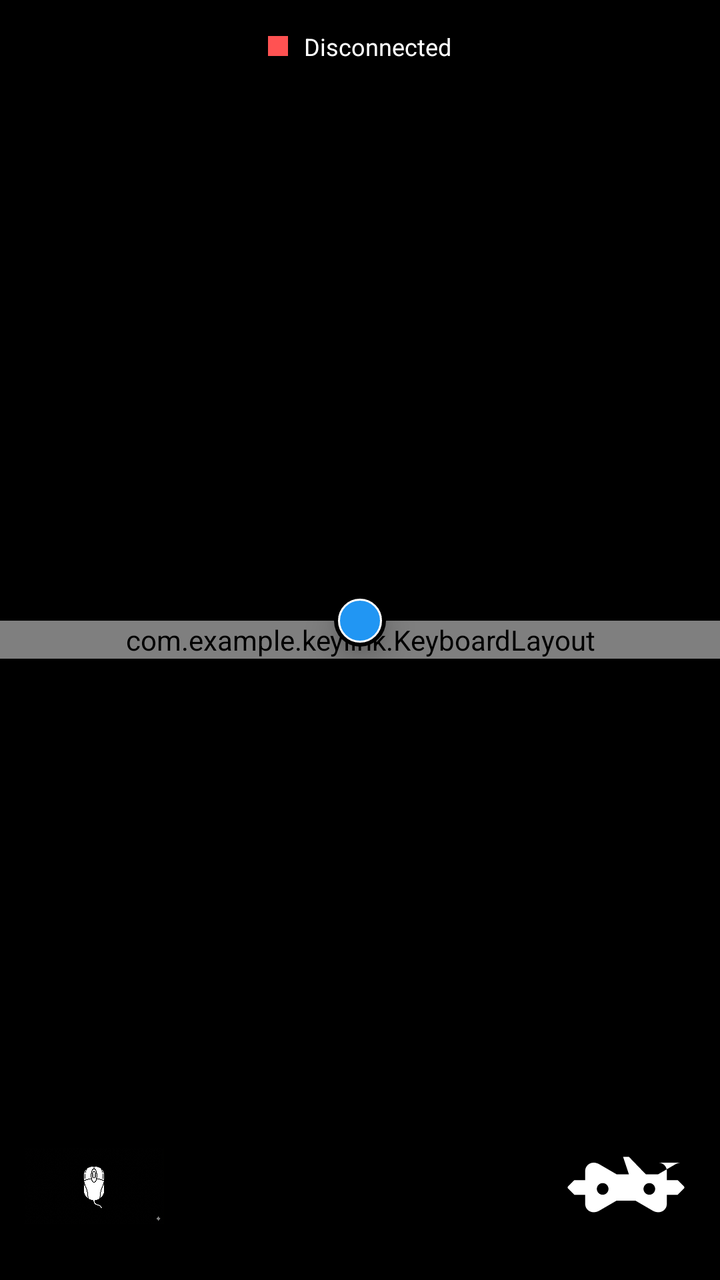
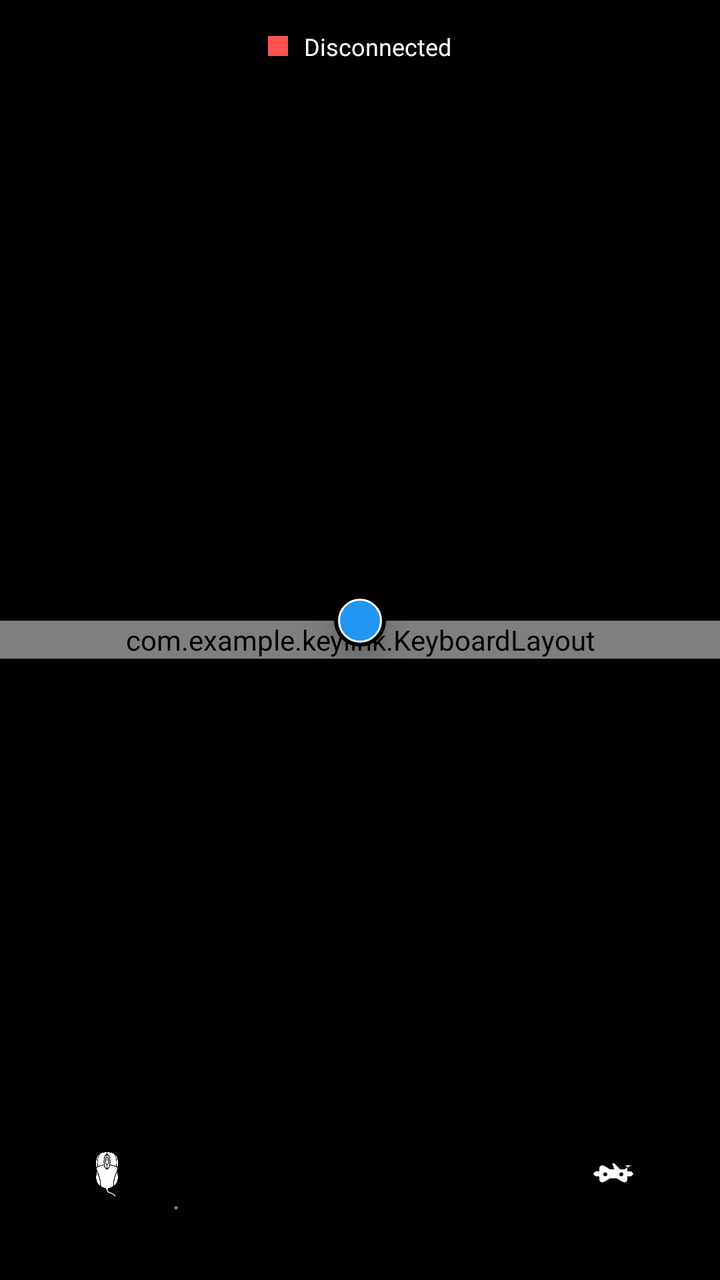

Compare the two renders of this Android layout. The source of the first and the diff that turns it into the second are given below.
<!-- AndroidManifest.xml: application theme Theme.KeyLink -->
<!-- res/layout/activity_keyboard.xml -->
<?xml version="1.0" encoding="utf-8"?>
<FrameLayout xmlns:android="http://schemas.android.com/apk/res/android"
    xmlns:app="http://schemas.android.com/apk/res-auto"
    android:layout_width="match_parent"
    android:layout_height="match_parent"
    android:background="#000000">

    
    <View
        android:id="@+id/trackpadView"
        android:layout_width="match_parent"
        android:layout_height="match_parent" />

    <com.example.keylink.KeyboardLayout
        android:id="@+id/keyboardContainer"
        android:layout_width="match_parent"
        android:layout_height="wrap_content"
        android:layout_gravity="center"
        android:splitMotionEvents="true">

        
        <Button android:text="Esc" style="@style/KeyStyle" app:layout_rowIndex="0" app:layout_widthMultiplier="1.0"/>
        <Button android:text="F1" style="@style/KeyStyle" app:layout_rowIndex="0" app:layout_widthMultiplier="1.0"/>
        <Button android:text="F2" style="@style/KeyStyle" app:layout_rowIndex="0" app:layout_widthMultiplier="1.0"/>
        <Button android:text="F3" style="@style/KeyStyle" app:layout_rowIndex="0" app:layout_widthMultiplier="1.0"/>
        <Button android:text="F4" style="@style/KeyStyle" app:layout_rowIndex="0" app:layout_widthMultiplier="1.0"/>
        <Button android:text="F5" style="@style/KeyStyle" app:layout_rowIndex="0" app:layout_widthMultiplier="1.0"/>
        <Button android:text="F6" style="@style/KeyStyle" app:layout_rowIndex="0" app:layout_widthMultiplier="1.0"/>
        <Button android:text="F7" style="@style/KeyStyle" app:layout_rowIndex="0" app:layout_widthMultiplier="1.0"/>
        <Button android:text="F8" style="@style/KeyStyle" app:layout_rowIndex="0" app:layout_widthMultiplier="1.0"/>
        <Button android:text="F9" style="@style/KeyStyle" app:layout_rowIndex="0" app:layout_widthMultiplier="1.0"/>
        <Button android:text="F10" style="@style/KeyStyle" app:layout_rowIndex="0" app:layout_widthMultiplier="1.0"/>
        <Button android:text="F11" style="@style/KeyStyle" app:layout_rowIndex="0" app:layout_widthMultiplier="1.0"/>
        <Button android:text="F12" style="@style/KeyStyle" app:layout_rowIndex="0" app:layout_widthMultiplier="1.0"/>
        <Button android:text="PrtSc" style="@style/KeyStyle" app:layout_rowIndex="0" app:layout_widthMultiplier="1.0"/>
        <Button android:text="Ins" style="@style/KeyStyle" app:layout_rowIndex="0" app:layout_widthMultiplier="1.0"/>
        <Button android:text="Del" style="@style/KeyStyle" app:layout_rowIndex="0" app:layout_widthMultiplier="1.0"/>

        
        <Button android:text="~" style="@style/KeyStyle" app:layout_rowIndex="1" app:layout_widthMultiplier="1.0"/>
        <Button android:text="1" style="@style/KeyStyle" app:layout_rowIndex="1" app:layout_widthMultiplier="1.0"/>
        <Button android:text="2" style="@style/KeyStyle" app:layout_rowIndex="1" app:layout_widthMultiplier="1.0"/>
        <Button android:text="3" style="@style/KeyStyle" app:layout_rowIndex="1" app:layout_widthMultiplier="1.0"/>
        <Button android:text="4" style="@style/KeyStyle" app:layout_rowIndex="1" app:layout_widthMultiplier="1.0"/>
        <Button android:text="5" style="@style/KeyStyle" app:layout_rowIndex="1" app:layout_widthMultiplier="1.0"/>
        <Button android:text="6" style="@style/KeyStyle" app:layout_rowIndex="1" app:layout_widthMultiplier="1.0"/>
        <Button android:text="7" style="@style/KeyStyle" app:layout_rowIndex="1" app:layout_widthMultiplier="1.0"/>
        <Button android:text="8" style="@style/KeyStyle" app:layout_rowIndex="1" app:layout_widthMultiplier="1.0"/>
        <Button android:text="9" style="@style/KeyStyle" app:layout_rowIndex="1" app:layout_widthMultiplier="1.0"/>
        <Button android:text="0" style="@style/KeyStyle" app:layout_rowIndex="1" app:layout_widthMultiplier="1.0"/>
        <Button android:text="-" style="@style/KeyStyle" app:layout_rowIndex="1" app:layout_widthMultiplier="1.0"/>
        <Button android:text="=" style="@style/KeyStyle" app:layout_rowIndex="1" app:layout_widthMultiplier="1.0"/>
        <Button android:text="Backspace" style="@style/KeyStyle" app:layout_rowIndex="1" app:layout_widthMultiplier="1.85"/>

        
        <Button android:text="Tab" style="@style/KeyStyle" app:layout_rowIndex="2" app:layout_widthMultiplier="1.55"/>
        <Button android:text="Q" style="@style/KeyStyle" app:layout_rowIndex="2" app:layout_widthMultiplier="1.0"/>
        <Button android:text="W" style="@style/KeyStyle" app:layout_rowIndex="2" app:layout_widthMultiplier="1.0"/>
        <Button android:text="E" style="@style/KeyStyle" app:layout_rowIndex="2" app:layout_widthMultiplier="1.0"/>
        <Button android:text="R" style="@style/KeyStyle" app:layout_rowIndex="2" app:layout_widthMultiplier="1.0"/>
        <Button android:text="T" style="@style/KeyStyle" app:layout_rowIndex="2" app:layout_widthMultiplier="1.0"/>
        <Button android:text="Y" style="@style/KeyStyle" app:layout_rowIndex="2" app:layout_widthMultiplier="1.0"/>
        <Button android:text="U" style="@style/KeyStyle" app:layout_rowIndex="2" app:layout_widthMultiplier="1.0"/>
        <Button android:text="I" style="@style/KeyStyle" app:layout_rowIndex="2" app:layout_widthMultiplier="1.0"/>
        <Button android:text="O" style="@style/KeyStyle" app:layout_rowIndex="2" app:layout_widthMultiplier="1.0"/>
        <Button android:text="P" style="@style/KeyStyle" app:layout_rowIndex="2" app:layout_widthMultiplier="1.0"/>
        <Button android:text="[" style="@style/KeyStyle" app:layout_rowIndex="2" app:layout_widthMultiplier="1.0"/>
        <Button android:text="]" style="@style/KeyStyle" app:layout_rowIndex="2" app:layout_widthMultiplier="1.0"/>
        <Button android:text="\\" style="@style/KeyStyle" app:layout_rowIndex="2" app:layout_widthMultiplier="1.5"/>

        
        <FrameLayout
            android:layout_width="0dp"
            android:layout_height="0dp"
            app:layout_rowIndex="3"
            app:layout_widthMultiplier="1.85">
            <Button android:id="@+id/key_caps" android:text="Caps" style="@style/KeyStyle" android:layout_width="match_parent" android:layout_height="match_parent"/>
            <View
                android:id="@+id/caps_status_dot"
                android:layout_width="6dp"
                android:layout_height="6dp"
                android:layout_gravity="top|start"
                android:layout_margin="6dp"
                android:background="#00FF00"
                android:visibility="gone"/>
        </FrameLayout>
        <Button android:text="A" style="@style/KeyStyle" app:layout_rowIndex="3" app:layout_widthMultiplier="1.0"/>
        <Button android:text="S" style="@style/KeyStyle" app:layout_rowIndex="3" app:layout_widthMultiplier="1.0"/>
        <Button android:text="D" style="@style/KeyStyle" app:layout_rowIndex="3" app:layout_widthMultiplier="1.0"/>
        <Button android:text="F" style="@style/KeyStyle" app:layout_rowIndex="3" app:layout_widthMultiplier="1.0"/>
        <Button android:text="G" style="@style/KeyStyle" app:layout_rowIndex="3" app:layout_widthMultiplier="1.0"/>
        <Button android:text="H" style="@style/KeyStyle" app:layout_rowIndex="3" app:layout_widthMultiplier="1.0"/>
        <Button android:text="J" style="@style/KeyStyle" app:layout_rowIndex="3" app:layout_widthMultiplier="1.0"/>
        <Button android:text="K" style="@style/KeyStyle" app:layout_rowIndex="3" app:layout_widthMultiplier="1.0"/>
        <Button android:text="L" style="@style/KeyStyle" app:layout_rowIndex="3" app:layout_widthMultiplier="1.0"/>
        <Button android:text=";" style="@style/KeyStyle" app:layout_rowIndex="3" app:layout_widthMultiplier="1.0"/>
        <Button android:text="'" style="@style/KeyStyle" app:layout_rowIndex="3" app:layout_widthMultiplier="1.0"/>
        <Button android:text="Enter" style="@style/KeyStyle" app:layout_rowIndex="3" app:layout_widthMultiplier="1.9"/>

        
        <Button android:text="Shift" style="@style/KeyStyle" app:layout_rowIndex="4" app:layout_widthMultiplier="1.95"/>
        <Button android:text="Z" style="@style/KeyStyle" app:layout_rowIndex="4" app:layout_widthMultiplier="1.0"/>
        <Button android:text="X" style="@style/KeyStyle" app:layout_rowIndex="4" app:layout_widthMultiplier="1.0"/>
        <Button android:text="C" style="@style/KeyStyle" app:layout_rowIndex="4" app:layout_widthMultiplier="1.0"/>
        <Button android:text="V" style="@style/KeyStyle" app:layout_rowIndex="4" app:layout_widthMultiplier="1.0"/>
        <Button android:text="B" style="@style/KeyStyle" app:layout_rowIndex="4" app:layout_widthMultiplier="1.0"/>
        <Button android:text="N" style="@style/KeyStyle" app:layout_rowIndex="4" app:layout_widthMultiplier="1.0"/>
        <Button android:text="M" style="@style/KeyStyle" app:layout_rowIndex="4" app:layout_widthMultiplier="1.0"/>
        <Button android:text="," style="@style/KeyStyle" app:layout_rowIndex="4" app:layout_widthMultiplier="1.0"/>
        <Button android:text="." style="@style/KeyStyle" app:layout_rowIndex="4" app:layout_widthMultiplier="1.0"/>
        <Button android:text="/" style="@style/KeyStyle" app:layout_rowIndex="4" app:layout_widthMultiplier="1.0"/>
        <Button android:text="Shift" style="@style/KeyStyle" app:layout_rowIndex="4" app:layout_widthMultiplier="1.0"/>
        <Button android:text="↑" style="@style/NavKeyStyle" app:layout_rowIndex="4" app:layout_widthMultiplier="1.0"/>

        
        <Button android:text="Ctrl" style="@style/KeyStyle" app:layout_rowIndex="5" app:layout_widthMultiplier="1.2"/>
        <Button android:text="Fn" style="@style/KeyStyle" app:layout_rowIndex="5" app:layout_widthMultiplier="1.15"/>
        <Button android:text="Win" style="@style/KeyStyle" app:layout_rowIndex="5" app:layout_widthMultiplier="1.2"/>
        <Button android:text="Alt" style="@style/KeyStyle" app:layout_rowIndex="5" app:layout_widthMultiplier="1.2"/>
        <Button android:text=" " style="@style/KeyStyle" app:layout_rowIndex="5" app:layout_widthMultiplier="4.9"/>
        <Button android:text="Alt" style="@style/KeyStyle" app:layout_rowIndex="5" app:layout_widthMultiplier="1.2"/>
        <Button android:text="Ctrl" style="@style/KeyStyle" app:layout_rowIndex="5" app:layout_widthMultiplier="1.2"/>
        <Button android:text="←" style="@style/NavKeyStyle" app:layout_rowIndex="5" app:layout_widthMultiplier="1.0"/>
        <Button android:text="↓" style="@style/NavKeyStyle" app:layout_rowIndex="5" app:layout_widthMultiplier="1.0"/>
        <Button android:text="→" style="@style/NavKeyStyle" app:layout_rowIndex="5" app:layout_widthMultiplier="1.0"/>

    </com.example.keylink.KeyboardLayout>

    
    <View
        android:id="@+id/trackpoint"
        android:layout_width="26dp"
        android:layout_height="26dp"
        android:background="@drawable/trackpoint_bg"
        android:layout_gravity="center"
        android:layout_marginTop="-10dp"
        android:elevation="10dp" />

    
    <ImageButton
        android:id="@+id/btnSwitchTrackpad"
        android:layout_width="70dp"
        android:layout_height="70dp"
        android:layout_gravity="bottom|left"
        android:layout_margin="12dp"
        android:background="@android:color/transparent"
        app:srcCompat="@drawable/mouse_icon"
        android:scaleType="fitCenter"
        android:elevation="15dp"
        android:contentDescription="Switch to Trackpad"/>

    <ImageButton
        android:id="@+id/btnSwitchGamepad"
        android:layout_width="70dp"
        android:layout_height="70dp"
        android:layout_gravity="bottom|right"
        android:layout_margin="12dp"
        android:background="@android:color/transparent"
        app:srcCompat="@drawable/ic_gamepad_profile"
        android:scaleType="fitCenter"
        android:elevation="15dp"
        android:contentDescription="Switch to Gamepad"/>

    <LinearLayout
        android:layout_width="wrap_content"
        android:layout_height="wrap_content"
        android:layout_gravity="top|center_horizontal"
        android:layout_marginTop="10dp"
        android:orientation="horizontal"
        android:gravity="center_vertical"
        android:background="#44000000"
        android:padding="5dp">
        <View
            android:id="@+id/connectionStatusDot"
            android:layout_width="10dp"
            android:layout_height="10dp"
            android:background="#FF5252"
            android:layout_marginEnd="8dp"/>
        <TextView
            android:id="@+id/tvConnectionStatus"
            android:layout_width="wrap_content"
            android:layout_height="wrap_content"
            android:text="Disconnected"
            android:textColor="#FFFFFF"
            android:textSize="12sp"/>
    </LinearLayout>

</FrameLayout>
<!-- resources referenced by this layout -->
<resources>
  <!-- drawable ic_gamepad_profile (drawable) -->
  <?xml version="1.0" encoding="utf-8"?>
  <vector xmlns:android="http://schemas.android.com/apk/res/android"
      android:width="24dp"
      android:height="24dp"
      android:viewportWidth="24"
      android:viewportHeight="24">
      <path
          android:fillColor="#FFFFFF"
          android:pathData="M21.5,8c-0.34,-0.01 -0.68,0.08 -0.99,0.25L17.5,10h-2.1L12.5,7h-1L12.5,10h-2.1L7.39,8.25C7.08,8.08,6.74,7.99,6.4,8C5.63,8.02,5,8.65,5,9.42V11H3.14l-1.07,1.07c-0.1,0.1 -0.1,0.26,0,0.36L3.14,13.5H5v1.58c0,0.77,0.63,1.4,1.4,1.42c0.34,0.01,0.68,-0.08,0.99,-0.25L10.4,14.5h3.2l3.01,1.75c0.31,0.17,0.65,0.26,0.99,0.25c0.77,-0.02,1.4,-0.65,1.4,-1.42V13.5h1.86l1.07,-1.07c0.1,-0.1,0.1,-0.26,0,-0.36l-1.07,-1.07H19V9.42C19,8.65,18.37,8.02,17.6,8H21.5zM8,13.5c-0.55,0,-1,-0.45,-1,-1s0.45,-1,1,-1s1,0.45,1,1S8.55,13.5,8,13.5zM16,13.5c-0.55,0,-1,-0.45,-1,-1s0.45,-1,1,-1s1,0.45,1,1S16.55,13.5,16,13.5z" />
  </vector>
  <!-- drawable mouse_icon: png bitmap (drawable, 787695 bytes) -->
  <!-- drawable trackpoint_bg (drawable) -->
  <layer-list xmlns:android="http://schemas.android.com/apk/res/android">
      <item>
          <shape android:shape="oval">
              <solid android:color="#000000"/>
          </shape>
      </item>
      <item android:top="2dp" android:bottom="2dp" android:left="2dp" android:right="2dp">
          <shape android:shape="oval">
              <solid android:color="#2196F3"/>
              <stroke android:width="1dp" android:color="#FFFFFF"/>
          </shape>
      </item>
  </layer-list>
  <style name="KeyStyle" parent="Widget.MaterialComponents.Button">
          <item name="android:layout_width">0dp</item>
          <item name="android:layout_height">0dp</item>
          <item name="android:insetTop">0dp</item>
          <item name="android:insetBottom">0dp</item>
          <item name="android:insetLeft">0dp</item>
          <item name="android:insetRight">0dp</item>
          <item name="android:padding">0dp</item>
          <item name="android:gravity">center</item>
          <item name="android:textAlignment">center</item>
          <item name="android:includeFontPadding">false</item>
          <item name="android:textSize">14sp</item>
          <item name="android:textColor">#E0E0E0</item>
          <item name="backgroundTint">#2A2A2A</item>
          <item name="android:textAllCaps">false</item>
          <item name="android:minHeight">0dp</item>
          <item name="android:minWidth">0dp</item>
          <item name="cornerRadius">10dp</item>
          <item name="strokeColor">#3A3A3A</item>
          <item name="strokeWidth">1dp</item>
          <item name="rippleColor">@android:color/transparent</item>
          <item name="android:stateListAnimator">@null</item>
          <item name="android:soundEffectsEnabled">false</item>
      </style>
  <style name="NavKeyStyle" parent="KeyStyle">
          <item name="android:textSize">10sp</item>
      </style>
  <style name="Theme.KeyLink" parent="Theme.MaterialComponents.DayNight.NoActionBar">
          
          <item name="colorPrimary">@color/purple_500</item>
          <item name="colorPrimaryVariant">@color/purple_700</item>
          <item name="colorOnPrimary">@color/white</item>
          
          <item name="colorSecondary">@color/teal_200</item>
          <item name="colorSecondaryVariant">@color/teal_700</item>
          <item name="colorOnSecondary">@color/black</item>
          
          <item name="android:statusBarColor">#000000</item>
          
          <item name="android:windowFullscreen">true</item>
          <item name="android:windowContentOverlay">@null</item>
      </style>
  <color name="purple_500">#FF6200EE</color>
  <color name="purple_700">#FF3700B3</color>
  <color name="white">#FFFFFFFF</color>
  <color name="teal_200">#FF03DAC5</color>
  <color name="teal_700">#FF018786</color>
  <color name="black">#FF000000</color>
</resources>

<!-- the commit's change to res/layout/activity_keyboard.xml (unified diff, before → after) -->
@@ -139,26 +139,24 @@
     
     <ImageButton
         android:id="@+id/btnSwitchTrackpad"
-        android:layout_width="70dp"
-        android:layout_height="70dp"
+        android:layout_width="75dp"
+        android:layout_height="75dp"
         android:layout_gravity="bottom|left"
-        android:layout_margin="12dp"
+        android:layout_margin="16dp"
         android:background="@android:color/transparent"
         app:srcCompat="@drawable/mouse_icon"
-        android:scaleType="fitCenter"
-        android:elevation="15dp"
+        android:scaleType="centerInside"
         android:contentDescription="Switch to Trackpad"/>
 
     <ImageButton
         android:id="@+id/btnSwitchGamepad"
-        android:layout_width="70dp"
-        android:layout_height="70dp"
+        android:layout_width="75dp"
+        android:layout_height="75dp"
         android:layout_gravity="bottom|right"
-        android:layout_margin="12dp"
+        android:layout_margin="16dp"
         android:background="@android:color/transparent"
         app:srcCompat="@drawable/ic_gamepad_profile"
-        android:scaleType="fitCenter"
-        android:elevation="15dp"
+        android:scaleType="centerInside"
         android:contentDescription="Switch to Gamepad"/>
 
     <LinearLayout
